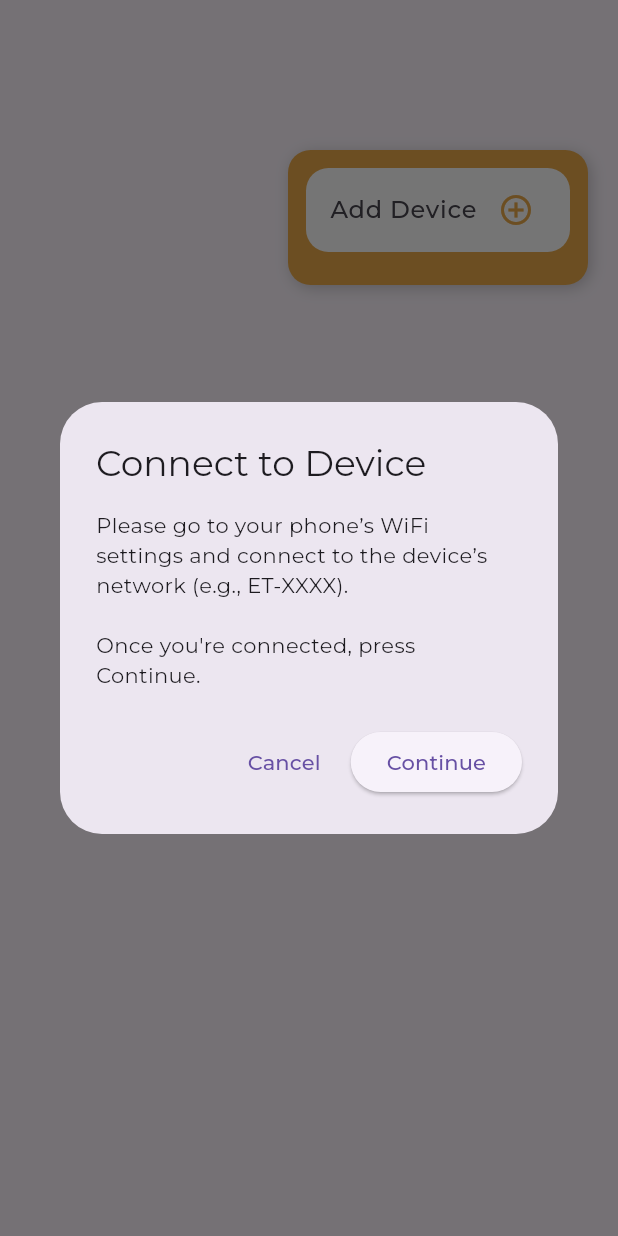
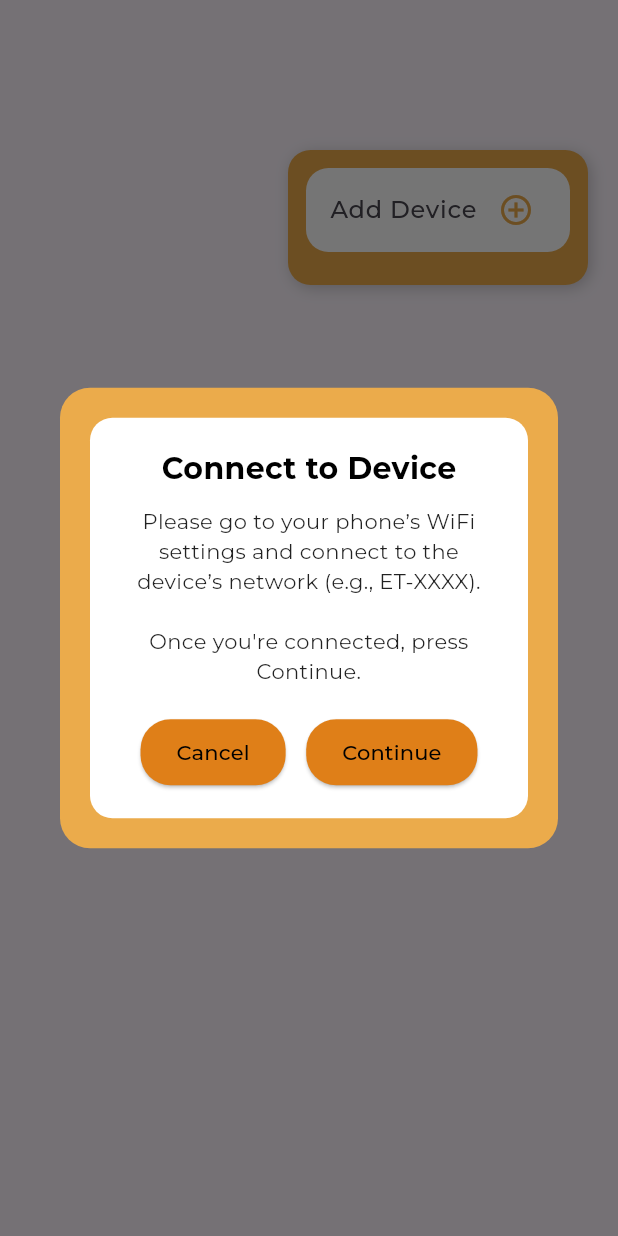
Before and after one commit to Ashriya26/Internship_Device_Control_App, a Flutter app: the OptionsPopup widget shown alone on an empty page, opened directly, after a tap on "Add Device", on a phone screen of 412 x 824 dp. Run offline on Flutter 3.47's test engine with Material 3 defaults, Android fonts, the phone set to English and light mode, and no system bars; our stand-ins replace shared_preferences, sqflite; missing offline and left inert: wifi_iot; accounts and stored records are empty; project files that could hold a hidden picture were left out.

Commit message:
Connect to device wifi UI change

```diff
--- a/lib/pages/home_page.dart
+++ b/lib/pages/home_page.dart
@@ -71,6 +71,7 @@ class HomePage extends StatefulWidget {
 class _HomePageState extends State<HomePage> {
   List<Map<String, dynamic>> devices = [];
     late UDPService _udpService; // ✅ Declare it here
+    bool showDeviceInfoPopup = true; // Flag to control the popup visibility
 
 
 
@@ -163,11 +164,11 @@ void updateDeviceStatus(String name, bool status) {
           child: Column(
             crossAxisAlignment: CrossAxisAlignment.start,
             children: [
-              DrawerHeader(
-                decoration: const BoxDecoration(
+              const DrawerHeader(
+                decoration: BoxDecoration(
                   color: Color.fromARGB(255, 235, 171, 75),
                 ),
-                child: const Center(
+                child: Center(
                   child: Text(
                     'Profile',
                     style: TextStyle(
@@ -177,16 +178,19 @@ void updateDeviceStatus(String name, bool status) {
                   ),
                 ),
               ),
+
+
               ListTile(
         leading: const Icon(Icons.settings),
         title: const Text("WiFi Settings"),
         onTap: () {
           Navigator.push(
             context,
-            MaterialPageRoute(builder: (context) => SettingsPage()),
+            MaterialPageRoute(builder: (context) => const SettingsPage()),
           );
-    },
-      ),
+            },
+              ),
+              const SizedBox(height:16),
               ListTile(
                 leading: const Icon(Icons.logout),
                 title: const Text("Logout"),
@@ -281,6 +285,7 @@ void updateDeviceStatus(String name, bool status) {
                 ),
               ),
 
+
               // 🔹 Device Grid
               Expanded(
                 child: Padding(
--- a/lib/services/mock_device_service.dart
+++ b/lib/services/mock_device_service.dart
@@ -3,14 +3,14 @@ import 'dart:convert';
 class MockDeviceService {
   /// Simulates connection to ESP Access Point
   Future<bool> connectToESP() async {
-    await Future.delayed(Duration(seconds: 1)); // Simulate delay
+    await Future.delayed(const Duration(seconds: 1)); // Simulate delay
     print("🔌 Connected to Mock ESP Access Point");
     return true;
   }
 
   /// Simulates sending WiFi credentials and receiving response
   Future<Map<String, dynamic>> sendWiFiDetails(String ssid, String password) async {
-    await Future.delayed(Duration(seconds: 2)); // Simulate delay
+    await Future.delayed(const Duration(seconds: 2)); // Simulate delay
     print("📡 Sent WiFi credentials to Mock ESP");
 
     // Return a simulated success response
@@ -23,7 +23,7 @@ class MockDeviceService {
 
   /// Simulates discovering devices on Home WiFi
   Future<List<Map<String, String>>> discoverDevices() async {
-    await Future.delayed(Duration(seconds: 2));
+    await Future.delayed(const Duration(seconds: 2));
     print("🔍 Mock device discovered on network");
 
     return [
--- a/lib/widgets/options_popup.dart
+++ b/lib/widgets/options_popup.dart
@@ -147,8 +147,6 @@
 import 'package:flutter/material.dart';
 import '../services/database_service.dart';
 import '../services/mock_device_service.dart';
-import 'package:provider/provider.dart';
-import '../providers/network_provider.dart';
 
 
 class OptionsPopup extends StatelessWidget {
@@ -220,23 +218,77 @@ Future<void> _addDevice(BuildContext context) async {
   context: context,
   barrierDismissible: false,
   builder: (context) {
-      return AlertDialog(
-        title: const Text("Connect to Device"),
-        content: const Text(
-          "Please go to your phone’s WiFi settings and connect to the device’s network (e.g., ET-XXXX).\n\n"
-          "Once you're connected, press Continue.",
+    return Dialog(
+  backgroundColor: Colors.transparent,
+  child: Container(
+    padding: const EdgeInsets.all(20),
+    decoration: BoxDecoration(
+      color: const Color.fromARGB(255, 235, 171, 75),
+      borderRadius: BorderRadius.circular(20),
     ),
-        actions: [
-          TextButton(
+    child: Container(
+      padding: const EdgeInsets.all(20),
+      decoration: BoxDecoration(
+        color: Colors.white,
+        borderRadius: BorderRadius.circular(15),
+      ),
+      child: Column(
+        mainAxisSize: MainAxisSize.min,
+        children: [
+          const Center(
+            child: Text(
+              "Connect to Device",
+              style: TextStyle(
+                fontSize: 20,
+                fontWeight: FontWeight.bold,
+                color: Colors.black,
+              ),
+            ),
+          ),
+          const SizedBox(height: 10),
+          const Text(
+            "Please go to your phone’s WiFi settings and connect to the device’s network (e.g., ET-XXXX).\n\nOnce you're connected, press Continue.",
+            textAlign: TextAlign.center,
+            style: TextStyle(color: Colors.black87),
+          ),
+          const SizedBox(height: 20),
+
+          // 🔘 Buttons inside white box
+          Row(
+            mainAxisAlignment: MainAxisAlignment.spaceEvenly,
+            children: [
+              ElevatedButton(
+                style: ElevatedButton.styleFrom(
+                  backgroundColor: const Color.fromARGB(255, 223, 127, 24),
+                  foregroundColor: Colors.black,
+                  padding: const EdgeInsets.symmetric(horizontal: 24, vertical: 12),
+                  shape: RoundedRectangleBorder(
+                    borderRadius: BorderRadius.circular(20),
+                  ),
+                ),
                 onPressed: () => Navigator.pop(context, false),
                 child: const Text("Cancel"),
               ),
               ElevatedButton(
+                style: ElevatedButton.styleFrom(
+                  backgroundColor: const Color.fromARGB(255, 223, 127, 24),
+                  foregroundColor: Colors.black,
+                  padding: const EdgeInsets.symmetric(horizontal: 24, vertical: 12),
+                  shape: RoundedRectangleBorder(
+                    borderRadius: BorderRadius.circular(20),
+                  ),
+                ),
                 onPressed: () => Navigator.pop(context, true),
                 child: const Text("Continue"),
               ),
             ],
+          ),
+        ],
+      ),
+    ),
+  ),
 );
+
   },
 );
 
```
Lines whose indentation alone changed are shown as unchanged.
